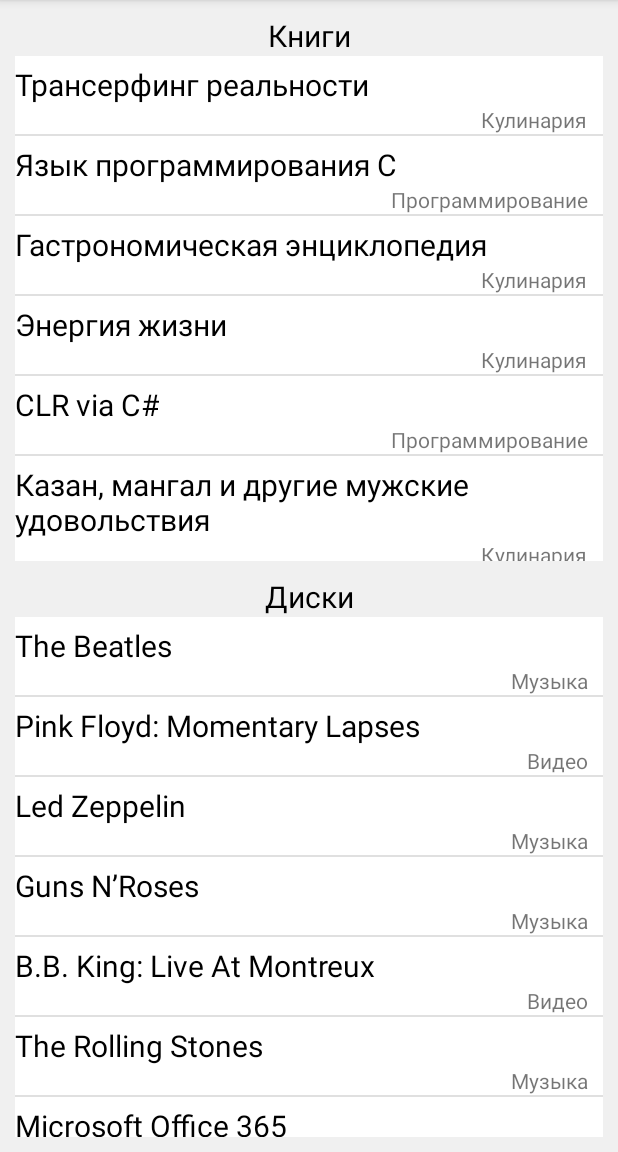
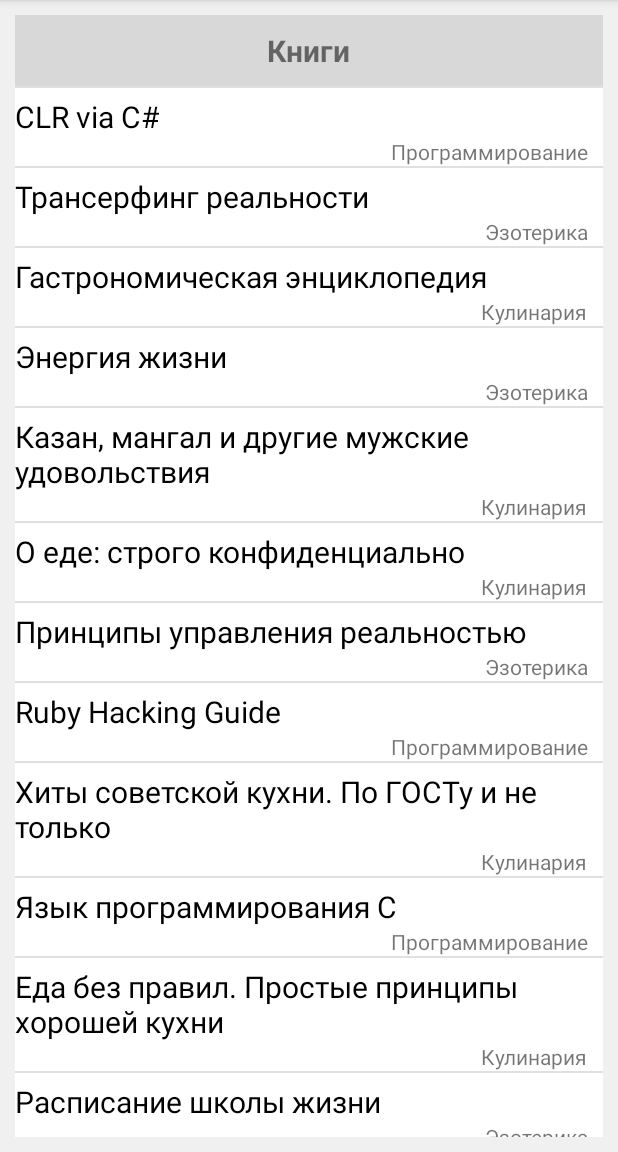
Before and after one commit to Dimsavoskin/Shop, an Android app: the screen it shows after launch (MainActivity), on a phone screen of 412 x 824 dp, the part 84-1236 px from its top. Run offline under Robolectric (Android 15) with nearby library versions, the phone set to English and light mode, and no system bars.

Commit message:
fix bugs
add only one list
add sections
add some prefix

```diff
--- a/app/src/main/java/simpleshop/com/MainActivity.java
+++ b/app/src/main/java/simpleshop/com/MainActivity.java
@@ -9,17 +9,17 @@ import android.widget.ListView;
 
 import java.util.ArrayList;
 import java.util.List;
-import java.util.Random;
 
-import simpleshop.com.model.books.Book;
-import simpleshop.com.model.disc.Disc;
 import simpleshop.com.model.Product;
+import simpleshop.com.model.section.SectionItem;
 import simpleshop.com.utils.MockData;
 
 public class MainActivity extends AppCompatActivity {
 
-    private List<Book> books = new ArrayList<>();
-    private List<Disc> discs = new ArrayList<>();
+    public static final String BOOKS_SECTION = "Книги";
+    public static final String DISCS_SECTION = "Диски";
+
+    private List<Product> products = new ArrayList<>();
 
     @Override
     protected void onCreate(Bundle savedInstanceState) {
@@ -28,27 +28,16 @@ public class MainActivity extends AppCompatActivity {
 
         init();
 
-        ListView listOfBooks = (ListView) findViewById(R.id.listOfBooks);
-        ListView listOfDiscs = (ListView) findViewById(R.id.listOfDiscs);
+        ListView listOfProducts = (ListView) findViewById(R.id.listOfBooks);
 
-        ProductAdapter booksAdapter = new ProductAdapter(this, books);
-        ProductAdapter discsAdapter = new ProductAdapter(this, discs);
+        ProductAdapter booksAdapter = new ProductAdapter(this, products);
 
-        listOfBooks.setAdapter(booksAdapter);
-        listOfDiscs.setAdapter(discsAdapter);
+        listOfProducts.setAdapter(booksAdapter);
 
-        listOfBooks.setOnItemClickListener(new AdapterView.OnItemClickListener() {
+        listOfProducts.setOnItemClickListener(new AdapterView.OnItemClickListener() {
             @Override
             public void onItemClick(AdapterView<?> adapterView, View view, int i, long l) {
-                Product p = books.get(i);
-                showProductInfo(p);
-            }
-        });
-
-        listOfDiscs.setOnItemClickListener(new AdapterView.OnItemClickListener() {
-            @Override
-            public void onItemClick(AdapterView<?> adapterView, View view, int i, long l) {
-                Product p = discs.get(i);
+                Product p = products.get(i);
                 showProductInfo(p);
             }
         });
@@ -61,7 +50,9 @@ public class MainActivity extends AppCompatActivity {
     }
 
     void init() {
-        books.addAll(MockData.getBooks());
-        discs.addAll(MockData.getDisc());
+        products.add(new SectionItem(BOOKS_SECTION, 0, 0));
+        products.addAll(MockData.getBooks());
+        products.add(new SectionItem(DISCS_SECTION, 0, 0));
+        products.addAll(MockData.getDisc());
     }
 }
--- a/app/src/main/java/simpleshop/com/ProductAdapter.java
+++ b/app/src/main/java/simpleshop/com/ProductAdapter.java
@@ -40,14 +40,25 @@ public class ProductAdapter extends BaseAdapter {
     @Override
     public View getView(int position, View convertView, ViewGroup parent) {
         View view = convertView;
-        if (view == null) {
-            view = lInflater.inflate(R.layout.list_item, parent, false);
+
+        final Product p = getProduct(position);
+
+        if (p != null) {
+            if (p.isSection()) {
+                view = lInflater.inflate(R.layout.section_item, null);
+                view.setOnClickListener(null);
+                view.setOnLongClickListener(null);
+                view.setLongClickable(false);
+                final TextView sectionView =
+                        (TextView) view.findViewById(R.id.tvSectionTitle);
+                sectionView.setText(p.getName());
+            } else {
+                view = lInflater.inflate(R.layout.list_item, parent, false);
+                setTypeText(view, p.getContentType());
+                ((TextView) view.findViewById(R.id.tvName)).setText(p.getName());
+            }
+
         }
-
-        Product p = getProduct(position);
-        setTypeText(view, p.getContentType());
-
-        ((TextView) view.findViewById(R.id.tvName)).setText(p.getName());
 
         return view;
     }
--- a/app/src/main/java/simpleshop/com/ProductInfoActivity.java
+++ b/app/src/main/java/simpleshop/com/ProductInfoActivity.java
@@ -49,7 +49,7 @@ public class ProductInfoActivity extends AppCompatActivity {
 
         productType.setText(product.getProductType());
         contentInfo.setText(product.getContentType());
-        pages.setText(product.getFirstParam() != null? product.getFirstParam(): MockData.EMPTY_STRING);
+        pages.setText(product.getFirstParam() != null ? product.getFirstParam() : MockData.EMPTY_STRING);
         specialInfo.setText(product.getSecondParam());
     }
 }
--- a/app/src/main/java/simpleshop/com/model/Product.java
+++ b/app/src/main/java/simpleshop/com/model/Product.java
@@ -3,12 +3,12 @@ package simpleshop.com.model;
 import android.os.Parcel;
 import android.os.Parcelable;
 
-public abstract class Product implements Parcelable{
+public abstract class Product implements Parcelable {
     protected String name;
     protected int price;
     protected int barcode;
 
-    public enum ProductType{
+    public enum ProductType {
         BOOK("Книга"), DISC("Диск");
         private String objName;
 
@@ -57,6 +57,7 @@ public abstract class Product implements Parcelable{
         this.barcode = barcode;
     }
 
+
     @Override
     public void writeToParcel(Parcel dest, int flags) {
         dest.writeString(name);
@@ -65,8 +66,15 @@ public abstract class Product implements Parcelable{
     }
 
     public abstract String getProductType();
+
     public abstract String getContentType();
+
     public abstract String getFirstParam();
+
     public abstract String getSecondParam();
 
+    public boolean isSection() {
+        return false;
+    }
+
 }
--- a/app/src/main/java/simpleshop/com/model/books/Book.java
+++ b/app/src/main/java/simpleshop/com/model/books/Book.java
@@ -5,6 +5,8 @@ import android.os.Parcel;
 import simpleshop.com.model.Product;
 
 public abstract class Book extends Product {
+    private static final String POSTFIX_STR = " страниц";
+
     private int pages;
 
     public Book(String name, int price, int barcode, int pages) {
@@ -37,7 +39,7 @@ public abstract class Book extends Product {
 
     @Override
     public String getFirstParam() {
-        return String.valueOf(pages);
+        return String.valueOf(pages) + POSTFIX_STR;
     }
 
     @Override
--- a/app/src/main/java/simpleshop/com/model/books/CookeryBook.java
+++ b/app/src/main/java/simpleshop/com/model/books/CookeryBook.java
@@ -5,6 +5,8 @@ import android.os.Parcelable;
 
 public class CookeryBook extends Book {
     public static final String CONTENTTYPE = "Кулинария";
+    private static final String PREFIX_STR = "Основной ингредиент ";
+
     private String ingredient;
 
     public CookeryBook(String name, int price, int barcode, int pages, String ingredient) {
@@ -38,7 +40,7 @@ public class CookeryBook extends Book {
 
     @Override
     public String getSecondParam() {
-        return ingredient;
+        return PREFIX_STR + ingredient;
     }
 
     @Override
--- a/app/src/main/java/simpleshop/com/model/books/EsotericsBook.java
+++ b/app/src/main/java/simpleshop/com/model/books/EsotericsBook.java
@@ -4,7 +4,8 @@ import android.os.Parcel;
 import android.os.Parcelable;
 
 public class EsotericsBook extends Book {
-    public static final String CONTENTTYPE = "Кулинария";
+    public static final String CONTENTTYPE = "Эзотерика";
+    private static final String PREFIX_STR = "Минимальный возраст ";
 
     private int minAge;
 
@@ -39,7 +40,7 @@ public class EsotericsBook extends Book {
 
     @Override
     public String getSecondParam() {
-        return String.valueOf(minAge);
+        return PREFIX_STR + String.valueOf(minAge);
     }
 
     @Override
--- /dev/null
+++ b/app/src/main/java/simpleshop/com/model/section/SectionItem.java
@@ -0,0 +1,66 @@
+package simpleshop.com.model.section;
+
+import android.os.Parcel;
+import android.os.Parcelable;
+
+import simpleshop.com.model.Product;
+
+
+public class SectionItem extends Product {
+
+    public SectionItem(String name, int price, int barcode) {
+        super(name, price, barcode);
+    }
+
+    private SectionItem(Parcel in) {
+        super(in);
+    }
+
+
+    public static final Parcelable.Creator<SectionItem> CREATOR
+            = new Parcelable.Creator<SectionItem>() {
+        public SectionItem createFromParcel(final Parcel in) {
+            return new SectionItem(in);
+        }
+
+        public SectionItem[] newArray(final int size) {
+            return new SectionItem[size];
+        }
+    };
+
+    @Override
+    public boolean isSection() {
+        return true;
+    }
+
+
+    @Override
+    public String getProductType() {
+        return null;
+    }
+
+    @Override
+    public String getContentType() {
+        return null;
+    }
+
+    @Override
+    public String getFirstParam() {
+        return null;
+    }
+
+    @Override
+    public String getSecondParam() {
+        return null;
+    }
+
+    @Override
+    public int describeContents() {
+        return 0;
+    }
+
+    @Override
+    public void writeToParcel(Parcel dest, int flags) {
+        super.writeToParcel(dest, flags);
+    }
+}
--- a/app/src/main/java/simpleshop/com/utils/MockData.java
+++ b/app/src/main/java/simpleshop/com/utils/MockData.java
@@ -17,16 +17,16 @@ public class MockData {
     static public List<Book> getBooks() {
         final Random random = new Random();
         final List<Book> books = new ArrayList<>();
+        books.add(new ProgrammingBook("CLR via C#", random.nextInt(2000) + 100, random.nextInt(900000) + 10000, random.nextInt(500) + 10, "C#"));
         books.add(new EsotericsBook("Трансерфинг реальности", random.nextInt(2000) + 100, random.nextInt(900000) + 10000, random.nextInt(500) + 10, random.nextInt(21)));
-        books.add(new ProgrammingBook("Язык программирования C", random.nextInt(2000) + 100, random.nextInt(900000) + 10000, random.nextInt(500) + 10, "C"));
         books.add(new CookeryBook("Гастрономическая энциклопедия", random.nextInt(2000) + 100, random.nextInt(900000) + 10000, random.nextInt(500) + 10, "Картошка"));
         books.add(new EsotericsBook("Энергия жизни", random.nextInt(2000) + 100, random.nextInt(900000) + 10000, random.nextInt(500) + 10, random.nextInt(21)));
-        books.add(new ProgrammingBook("CLR via C#", random.nextInt(2000) + 100, random.nextInt(900000) + 10000, random.nextInt(500) + 10, "C#"));
         books.add(new CookeryBook("Казан, мангал и другие мужские удовольствия", random.nextInt(2000) + 100, random.nextInt(900000) + 10000, random.nextInt(500) + 10, "Рис"));
         books.add(new CookeryBook("О еде: строго конфиденциально", random.nextInt(2000) + 100, random.nextInt(900000) + 10000, random.nextInt(500) + 10, "Лук"));
         books.add(new EsotericsBook("Принципы управления реальностью", random.nextInt(2000) + 100, random.nextInt(900000) + 10000, random.nextInt(500) + 10, random.nextInt(21)));
         books.add(new ProgrammingBook("Ruby Hacking Guide", random.nextInt(2000) + 100, random.nextInt(900000) + 10000, random.nextInt(500) + 10, "Ruby"));
         books.add(new CookeryBook("Хиты советской кухни. По ГОСТу и не только", random.nextInt(2000) + 100, random.nextInt(900000) + 10000, random.nextInt(500) + 10, "Тушенка"));
+        books.add(new ProgrammingBook("Язык программирования C", random.nextInt(2000) + 100, random.nextInt(900000) + 10000, random.nextInt(500) + 10, "C"));
         books.add(new CookeryBook("Еда без правил. Простые принципы хорошей кухни", random.nextInt(2000) + 100, random.nextInt(900000) + 10000, random.nextInt(500) + 10, "Говядина"));
         books.add(new EsotericsBook("Расписание школы жизни", random.nextInt(2000) + 100, random.nextInt(900000) + 10000, random.nextInt(500) + 10, random.nextInt(21)));
         books.add(new ProgrammingBook("Microservices for Java Developers", random.nextInt(2000) + 100, random.nextInt(900000) + 10000, random.nextInt(500) + 10, "Java"));
--- a/app/src/main/res/layout/activity_main.xml
+++ b/app/src/main/res/layout/activity_main.xml
@@ -3,57 +3,23 @@
     xmlns:tools="http://schemas.android.com/tools"
     android:layout_width="match_parent"
     android:layout_height="match_parent"
+    android:background="@color/colorGrey"
     android:orientation="vertical"
-    tools:context=".MainActivity"
-    android:background="@color/colorGrey">
+    tools:context=".MainActivity">
 
     <LinearLayout
         android:layout_width="match_parent"
         android:layout_height="wrap_content"
+        android:layout_margin="10dp"
         android:layout_weight="1"
-        android:layout_margin="10dp"
         android:orientation="vertical"
 
         >
 
-        <TextView
-            android:layout_width="match_parent"
-            android:layout_height="wrap_content"
-            android:text="@string/books_list"
-            android:textSize="20sp"
-            android:textAlignment="center"
-            android:textColor="#000000"/>
         <ListView
             android:id="@+id/listOfBooks"
             android:layout_width="match_parent"
             android:layout_height="wrap_content"
-            android:background="@color/colorWhite"/>
+            android:background="@color/colorWhite" />
     </LinearLayout>
-
-
-    <LinearLayout
-        android:layout_width="match_parent"
-        android:layout_height="wrap_content"
-        android:layout_weight="1"
-        android:layout_marginBottom="10dp"
-        android:layout_marginLeft="10dp"
-        android:layout_marginRight="10dp"
-
-        android:orientation="vertical"
-        >
-        <TextView
-            android:layout_width="match_parent"
-            android:layout_height="wrap_content"
-            android:text="@string/discs_list"
-            android:textSize="20sp"
-            android:textAlignment="center"
-            android:textColor="#000000"/>
-        <ListView
-            android:id="@+id/listOfDiscs"
-            android:layout_width="match_parent"
-            android:layout_height="wrap_content"
-            android:background="@color/colorWhite"/>
-    </LinearLayout>
-
-
 </LinearLayout>
--- /dev/null
+++ b/app/src/main/res/layout/section_item.xml
@@ -0,0 +1,18 @@
+<?xml version="1.0" encoding="utf-8"?>
+<LinearLayout xmlns:android="http://schemas.android.com/apk/res/android"
+    android:layout_width="match_parent"
+    android:layout_height="match_parent"
+    android:background="#D8D8D8"
+    android:orientation="vertical">
+
+    <TextView
+        android:id="@+id/tvSectionTitle"
+        android:layout_width="wrap_content"
+        android:layout_height="wrap_content"
+        android:layout_gravity="center_horizontal"
+        android:padding="10dp"
+        android:text="Section"
+        android:textSize="20sp"
+        android:textStyle="bold" />
+
+</LinearLayout>
```
Also changed, not shown: app/src/main/res/layout/activity_product_info.xml (+11 -20 lines), 1 other file.
